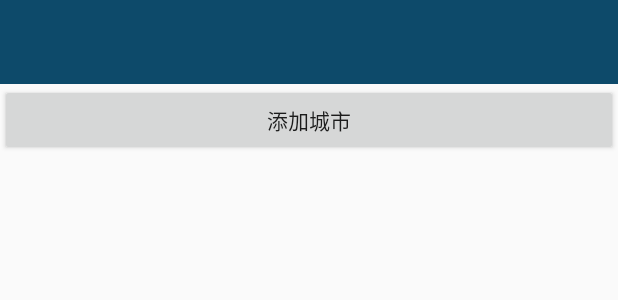
After one commit to KOM451/MinimalistWeatherV2, an Android app: the layout activity_city_manage.xml on its own in the app's theme, with its tools: preview values and no code run, on a phone screen of 412 x 824 dp. The commit adds this screen. Shown: the top 300 px of the screen. Run offline under Robolectric (Android 15) with nearby library versions, the phone set to English and light mode, and no system bars.

Commit message:
修正部分bug

```diff
--- a/app/src/main/java/com/minimalistweather/AreaChooseFragment.java
+++ b/app/src/main/java/com/minimalistweather/AreaChooseFragment.java
@@ -123,7 +123,7 @@ public class AreaChooseFragment extends Fragment {
                         WeatherFragment fragment = (WeatherFragment) getActivity()
                                 .getSupportFragmentManager().findFragmentById(R.id.coordinator_layout);
                         fragment.drawerLayout.closeDrawers();
-                    } else if(getActivity() instanceof  AreaChooseActivity) {  // 宿主为AreaActivity，销毁该Activity
+                    } else if(getActivity() instanceof AreaChooseActivity) {  // 宿主为AreaActivity，销毁该Activity
                         getActivity().finish();
                     } else if (getActivity() instanceof WeatherActivity) { // 宿主为WeatherActivity，通过R.id.fragment_container获取WeatherFragment，并关闭抽屉视图
                         WeatherFragment fragment = (WeatherFragment) getActivity()
--- /dev/null
+++ b/app/src/main/res/layout/activity_city_manage.xml
@@ -0,0 +1,31 @@
+<?xml version="1.0" encoding="utf-8"?>
+<LinearLayout
+    xmlns:android="http://schemas.android.com/apk/res/android"
+    xmlns:app="http://schemas.android.com/apk/res-auto"
+    xmlns:tools="http://schemas.android.com/tools"
+    android:layout_width="match_parent"
+    android:layout_height="match_parent"
+    android:orientation="vertical">
+
+    <androidx.appcompat.widget.Toolbar
+        android:id="@+id/city_manage_toolbar"
+        android:layout_width="match_parent"
+        android:layout_height="?attr/actionBarSize"
+        android:background="@color/colorPrimaryDark"
+        app:theme="@style/ThemeOverlay.AppCompat.Dark.ActionBar"
+        app:popupTheme="@style/ThemeOverlay.AppCompat.Light">
+    </androidx.appcompat.widget.Toolbar>
+
+    <LinearLayout
+        android:id="@+id/city_manage_layout"
+        android:layout_width="match_parent"
+        android:layout_height="wrap_content"
+        android:orientation="vertical"/>
+
+    <Button
+        android:id="@+id/add_city"
+        android:layout_width="match_parent"
+        android:layout_height="wrap_content"
+        android:text="添加城市"/>
+
+</LinearLayout>
--- a/app/src/main/res/layout/fragment_weather.xml
+++ b/app/src/main/res/layout/fragment_weather.xml
@@ -45,11 +45,11 @@
 
         </androidx.swiperefreshlayout.widget.SwipeRefreshLayout>
 
-        <FrameLayout
+<!--        <FrameLayout
             android:id="@+id/air_quality_fragment"
             android:layout_width="match_parent"
             android:layout_height="match_parent"
-            android:layout_gravity="start"/>
+            android:layout_gravity="start"/>-->
 
         <FrameLayout
             android:id="@+id/choose_area_fragment"
```
Also changed, not shown: app/src/main/AndroidManifest.xml (+11 -17 lines), app/src/main/assets/litepal.xml (+2 -28 lines), app/src/main/java/com/minimalistweather/CityManageActivity.java (added, +24 -0 lines), app/src/main/java/com/minimalistweather/MainActivity.java (+8 -3 lines), app/src/main/java/com/minimalistweather/WeatherFragment.java (+14 -9 lines), app/src/main/res/menu/navigation_menu.xml (+7 -2 lines), app/src/main/res/menu/toolbar_menu.xml (renamed from app/src/main/res/menu/weather_menu.xml, +3 -13 lines), app/src/main/res/drawable-xxhdpi/location_mini.png (added).
